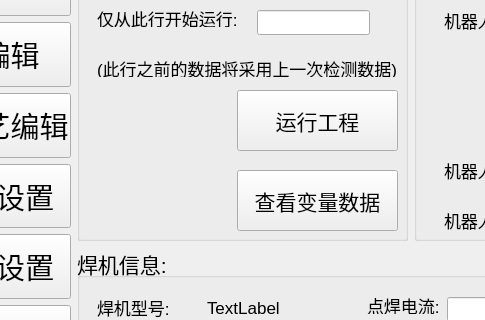
Qt form qtweldingdlg.ui (qubo188612/qtwelding) before a commit; both pictures show x 119 to 604 and y 201 to 521 of the 1401 by 794 pixel window.
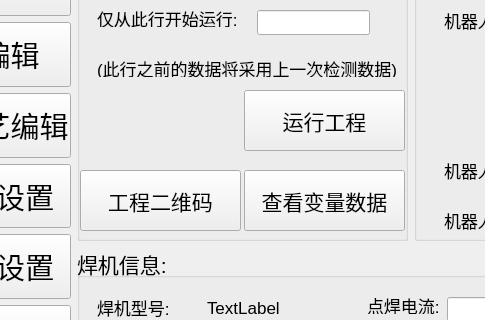
The same form after that commit.

What changed in the file:
```diff
--- a/qtweldingdlg.ui
+++ b/qtweldingdlg.ui
@@ -417,7 +417,7 @@
        <widget class="QPushButton" name="projectskiprunBtn">
         <property name="geometry">
          <rect>
-          <x>160</x>
+          <x>167</x>
           <y>280</y>
           <width>161</width>
           <height>61</height>
@@ -481,7 +481,7 @@
        <widget class="QPushButton" name="projectcheckdataBtn">
         <property name="geometry">
          <rect>
-          <x>160</x>
+          <x>167</x>
           <y>360</y>
           <width>161</width>
           <height>61</height>
@@ -491,29 +491,17 @@
          <string>查看变量数据</string>
         </property>
        </widget>
-       <widget class="QLabel" name="projectwidget">
+       <widget class="QPushButton" name="projectqrshowBtn">
         <property name="geometry">
          <rect>
-          <x>10</x>
-          <y>280</y>
-          <width>141</width>
-          <height>141</height>
+          <x>3</x>
+          <y>360</y>
+          <width>161</width>
+          <height>61</height>
          </rect>
         </property>
-        <property name="minimumSize">
-         <size>
-          <width>141</width>
-          <height>141</height>
-         </size>
-        </property>
-        <property name="maximumSize">
-         <size>
-          <width>141</width>
-          <height>141</height>
-         </size>
-        </property>
         <property name="text">
-         <string/>
+         <string>工程二维码</string>
         </property>
        </widget>
       </widget>
```
